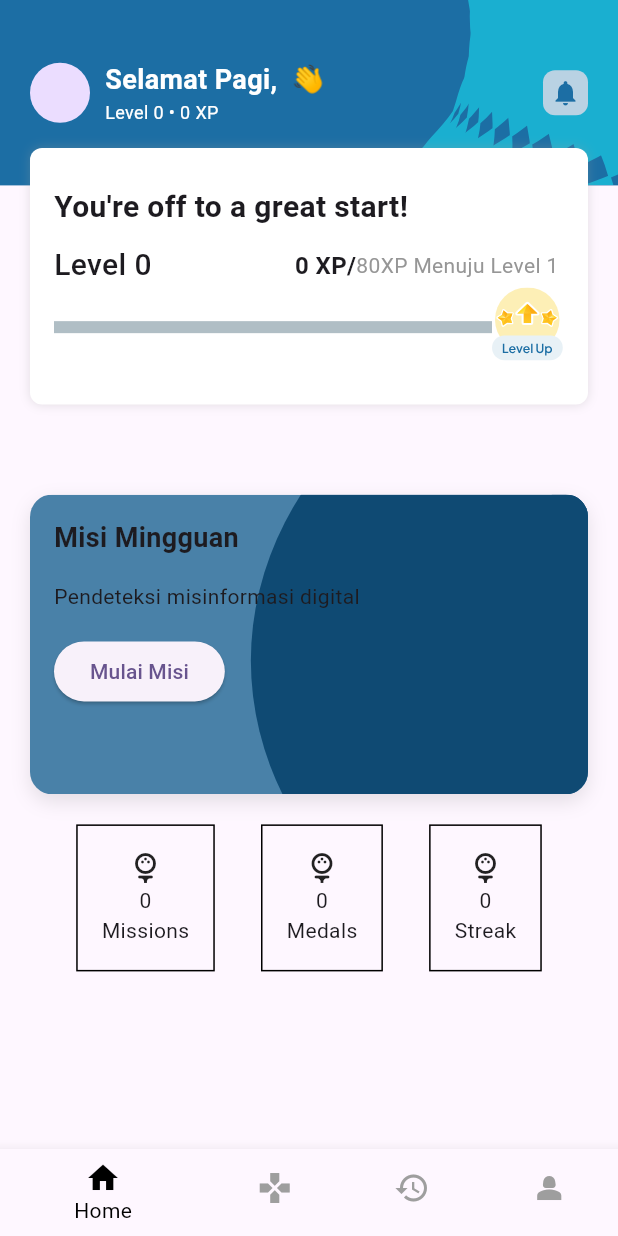
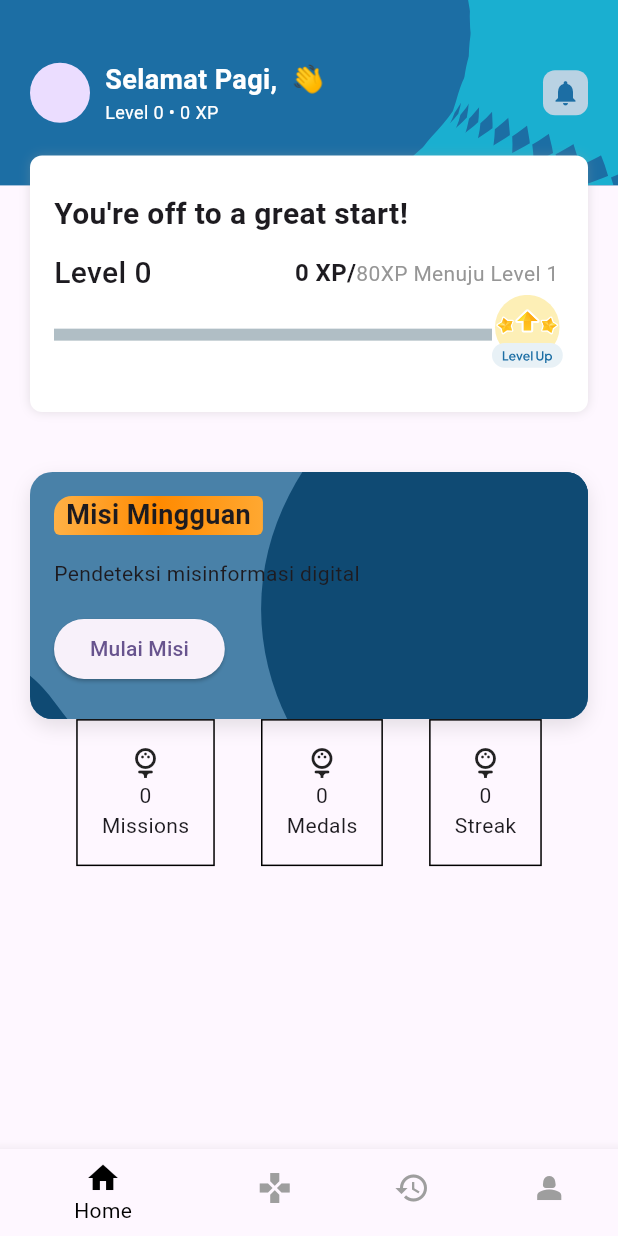
Before and after one commit to femnixx/jaganalar, a Flutter app: the Dashboard screen opened directly, on a phone screen of 412 x 824 dp. Run offline on Flutter 3.47's test engine with Material 3 defaults, Android fonts, the phone set to English and light mode, and no system bars; our stand-ins replace dash_chat_2, flutter_gemini, flutter_svg, shared_preferences, smooth_page_indicator, supabase and 1 more; accounts and stored records are empty.

Commit message:
Added one of the cards to almost be done

```diff
--- a/lib/Dashboard.dart
+++ b/lib/Dashboard.dart
@@ -114,7 +114,7 @@ class _DashboardState extends State<Dashboard> {
             child: Column(
               children: [
                 _buildHeader(context, shortenName, currentLevel, currentXP),
-                SizedBox(height: 15),
+                SizedBox(height: 20),
                 _buildXPCard(progress, currentLevel, currentXP, xpNext),
                 _buildWeeklyMission(context),
                 _buildStats(user),
@@ -328,9 +328,9 @@ class _DashboardState extends State<Dashboard> {
 
   Widget _buildWeeklyMission(BuildContext context) {
     return Padding(
-      padding: const EdgeInsets.all(20),
+      padding: const EdgeInsets.symmetric(horizontal: 20),
       child: Container(
-        height: 200, // fixed height
+        height: MediaQuery.of(context).size.height * 0.20, // fixed height
         decoration: BoxDecoration(
           borderRadius: BorderRadius.circular(15), // Adds rounded corners
           boxShadow: [
@@ -359,9 +359,32 @@ class _DashboardState extends State<Dashboard> {
               child: Column(
                 crossAxisAlignment: CrossAxisAlignment.start,
                 children: [
-                  const Text(
-                    'Misi Mingguan',
-                    style: TextStyle(fontSize: 18, fontWeight: FontWeight.bold),
+                  Container(
+                    decoration: BoxDecoration(
+                      borderRadius: BorderRadius.only(
+                        topLeft: Radius.circular(12),
+                        topRight: Radius.circular(4),
+                        bottomLeft: Radius.circular(4),
+                        bottomRight: Radius.circular(4),
+                      ),
+                      gradient: LinearGradient(
+                        colors: [
+                          Color(0xffFFB146),
+                          Color(0xffFF8A00),
+                          Color(0xffFFA831),
+                        ],
+                      ),
+                    ),
+                    child: Padding(
+                      padding: const EdgeInsets.symmetric(horizontal: 8.0),
+                      child: const Text(
+                        'Misi Mingguan',
+                        style: TextStyle(
+                          fontSize: 18,
+                          fontWeight: FontWeight.bold,
+                        ),
+                      ),
+                    ),
                   ),
                   const SizedBox(height: 16),
                   const Text('Pendeteksi misinformasi digital'),
```
